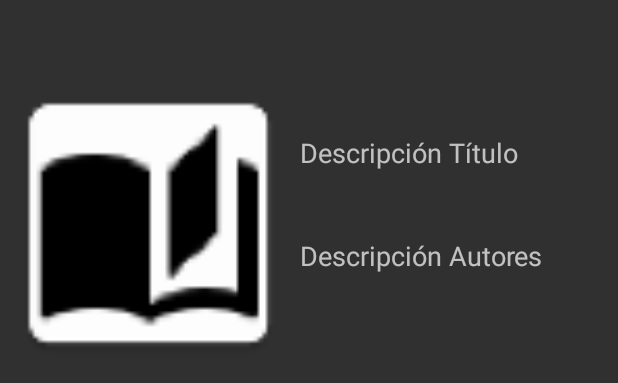
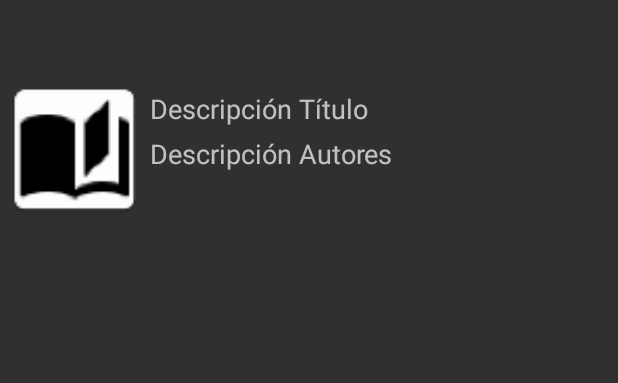
Before and after one commit to davidflorezrestrepo/BibliotecApp, an Android app: the layout book.xml on its own in the app's theme, with its tools: preview values and no code run, on a phone screen of 412 x 824 dp. Shown: the top 383 px of the screen. Run offline under Robolectric (Android 15) with nearby library versions, the phone set to English and light mode, and no system bars.

Commit message:
design changes

```diff
--- a/app/src/main/java/co/edu/udea/bibliotecapp/activity/ActivityMain.java
+++ b/app/src/main/java/co/edu/udea/bibliotecapp/activity/ActivityMain.java
@@ -124,7 +124,7 @@ public class ActivityMain extends AppCompatActivity {
     protected void onActivityResult(int requestCode, int resultCode, Intent data) {
         if (resultCode == RESULT_OK && requestCode == REQUEST_CODE) {
             if (data.hasExtra("queryBook")) {
-                String s =data.getExtras().getString("queryBook");
+                String s = data.getExtras().getString("queryBook");
                 Log.d("DATOS", "onActivityResult: " + s);
                 adapter.setQuery(s);
                 drawerFragment.closeDrawer();
--- a/app/src/main/java/co/edu/udea/bibliotecapp/soap/BusquedaWS.java
+++ b/app/src/main/java/co/edu/udea/bibliotecapp/soap/BusquedaWS.java
@@ -47,6 +47,12 @@ public class BusquedaWS extends AsyncTask<String, Void, Void> {
     }
 
     public void buscarLibro(String busqueda){
+
+        Log.d("BUSQUEDA", "buscarLibro: " + busqueda);
+        if (busqueda== null || busqueda.isEmpty()){
+            return;
+        }
+
         SoapObject request = new SoapObject(NAMESPACE, METHOD_NAME);
 
         PropertyInfo busquedaInfo = new PropertyInfo();
--- a/app/src/main/java/co/edu/udea/bibliotecapp/widget/ViewPagerAdapter.java
+++ b/app/src/main/java/co/edu/udea/bibliotecapp/widget/ViewPagerAdapter.java
@@ -4,6 +4,7 @@ package co.edu.udea.bibliotecapp.widget;
 import android.support.v4.app.Fragment;
 import android.support.v4.app.FragmentManager;
 import android.support.v4.app.FragmentStatePagerAdapter;
+import android.util.Log;
 
 
 import co.edu.udea.bibliotecapp.R;
@@ -39,6 +40,7 @@ public class ViewPagerAdapter extends FragmentStatePagerAdapter {
     }
 
     public void setQuery(String query){
+        Log.d("QUERY", "setQuery: " + query);
         tab1.searchBooks(query);
     }
 
--- a/app/src/main/res/layout/book.xml
+++ b/app/src/main/res/layout/book.xml
@@ -1,21 +1,23 @@
 <?xml version="1.0" encoding="utf-8"?>
 <RelativeLayout xmlns:android="http://schemas.android.com/apk/res/android"
     android:layout_width="match_parent"
-    android:layout_height="match_parent">
+    android:layout_height="match_parent"
+    xmlns:tools="http://schemas.android.com/tools"
+    tools:context=".fragment.TabSearch">
 
     <ImageView
         android:id="@+id/imageBook"
-        android:layout_width="200dp"
-        android:layout_height="300dp"
+        android:layout_width="100dp"
+        android:layout_height="200dp"
         android:src="@mipmap/book" />
 
     <TextView
-        android:id="@+id/textTitleDesc"
+        android:id="@+id/textTitle"
         android:layout_width="wrap_content"
         android:layout_height="wrap_content"
         android:text="Descripción Título"
         android:textAppearance="?android:attr/textAppearanceMedium"
-        android:layout_marginTop="89dp"
+        android:layout_marginTop="60dp"
         android:layout_alignParentTop="true"
         android:layout_toEndOf="@+id/imageBook" />
 
@@ -25,7 +27,7 @@
         android:layout_height="wrap_content"
         android:text="Descripción Autores"
         android:textAppearance="?android:attr/textAppearanceMedium"
-        android:layout_marginTop="44dp"
-        android:layout_below="@+id/textTitleDesc"
+        android:layout_marginTop="5dp"
+        android:layout_below="@+id/textTitle"
         android:layout_toEndOf="@+id/imageBook" />
 </RelativeLayout>
```
Also changed, not shown: app/src/main/java/co/edu/udea/bibliotecapp/adapter/AdapterSearchResults.java (+12 -8 lines).
